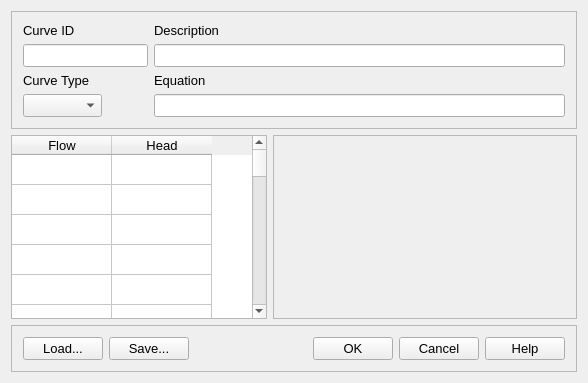
Above: src/ui/EPANET/frmCurveEditorDesigner.ui from USEPA/SWMM-EPANET_User_Interface before the change. Below: the same form after it.
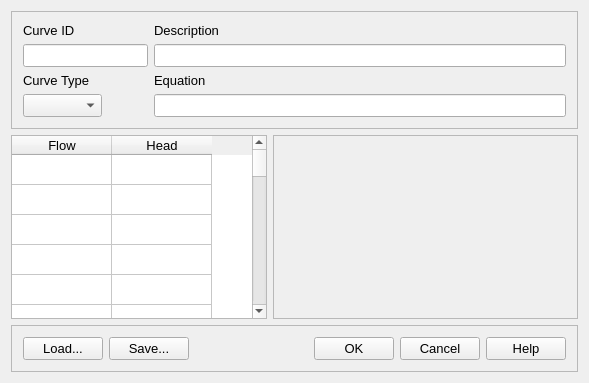
That is the form after the change.

Diff of the .ui file:
```diff
--- a/src/ui/EPANET/frmCurveEditorDesigner.ui
+++ b/src/ui/EPANET/frmCurveEditorDesigner.ui
@@ -6,7 +6,7 @@
    <rect>
     <x>0</x>
     <y>0</y>
-    <width>588</width>
+    <width>589</width>
     <height>383</height>
    </rect>
   </property>
```
